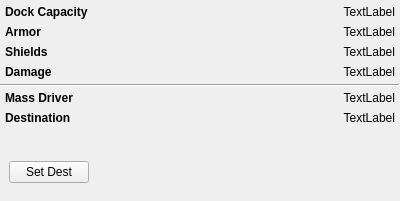
Qt form QtClient/starbase_widget.ui (vkholodkov/freestars) before a commit.
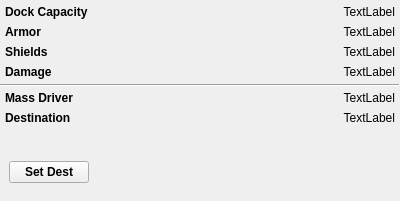
The same form after that commit.

Patch:
```diff
--- a/QtClient/starbase_widget.ui
+++ b/QtClient/starbase_widget.ui
@@ -224,6 +224,13 @@
       </property>
       <item>
        <widget class="QPushButton" name="setDestButton">
+        <property name="font">
+         <font>
+          <family>Arial</family>
+          <weight>75</weight>
+          <bold>true</bold>
+         </font>
+        </property>
         <property name="text">
          <string>Set Dest</string>
         </property>
```
Left out of the diff: 36 changed lines with no effect on the pictures.
